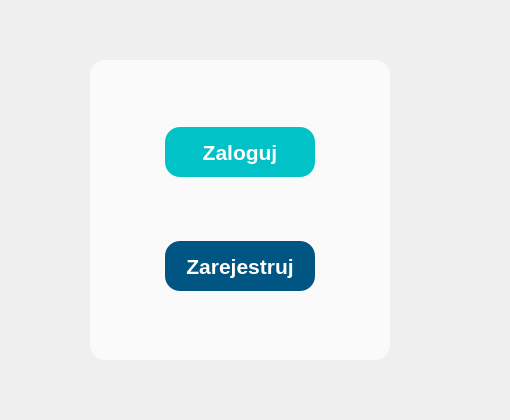
Before: the Qt Designer form ui/Start_Log_Reg.ui in Dawid-Robak-IG/BUDZET_DOMOWY, drawn with Qt 5; both pictures show x 630 to 1140 and y 145 to 565 of the 1140 by 648 pixel window.
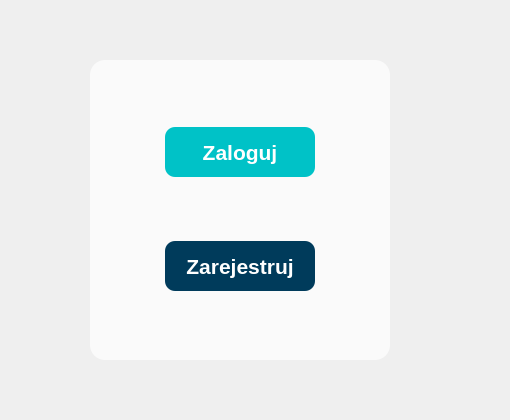
After: the same form once the commit is applied.

```diff
--- a/ui/Start_Log_Reg.ui
+++ b/ui/Start_Log_Reg.ui
@@ -73,6 +73,19 @@
      </property>
      <widget class="QWidget" name="Start_page">
       <layout class="QHBoxLayout" name="horizontalLayout_4">
+       <item>
+        <spacer name="horizontalSpacer_10">
+         <property name="orientation">
+          <enum>Qt::Horizontal</enum>
+         </property>
+         <property name="sizeHint" stdset="0">
+          <size>
+           <width>40</width>
+           <height>20</height>
+          </size>
+         </property>
+        </spacer>
+       </item>
        <item>
         <layout class="QVBoxLayout" name="verticalLayout_4">
          <property name="spacing">
@@ -105,6 +118,12 @@
              <height>300</height>
             </size>
            </property>
+           <property name="maximumSize">
+            <size>
+             <width>500</width>
+             <height>16777215</height>
+            </size>
+           </property>
            <property name="styleSheet">
             <string notr="true"> background-color: rgba(255, 255, 255, 180); border-radius: 15px;</string>
            </property>
@@ -145,7 +164,19 @@
                  </font>
                 </property>
                 <property name="styleSheet">
-                 <string notr="true">background-color: #00c2c7; color:#ffffff</string>
+                 <string notr="true">QPushButton {
+    background-color: rgba(0, 194, 199, 255);
+    color: white;
+    border-radius: 10px;
+}
+
+QPushButton:hover {
+    background-color: rgba(0, 194, 199, 200);
+}
+
+QPushButton:pressed {
+    background-color: rgba(0, 194, 199, 150);
+}</string>
                 </property>
                 <property name="text">
                  <string>Zaloguj</string>
@@ -200,7 +231,20 @@
                  </font>
                 </property>
                 <property name="styleSheet">
-                 <string notr="true">background-color: #005582; color:#ffffff</string>
+                 <string notr="true">QPushButton {
+    background-color: rgba(0, 59, 91, 255);
+    color: white;
+    border-radius: 10px;
+}
+
+QPushButton:hover {
+    background-color: rgba(0, 59, 91, 200);   
+}
+
+QPushButton:pressed {
+    background-color: rgba(0, 59, 91, 150);   
+}
+</string>
                 </property>
                 <property name="text">
                  <string>Zarejestruj</string>
```
Left out of the diff: 6 changed lines with no effect on the pictures.
